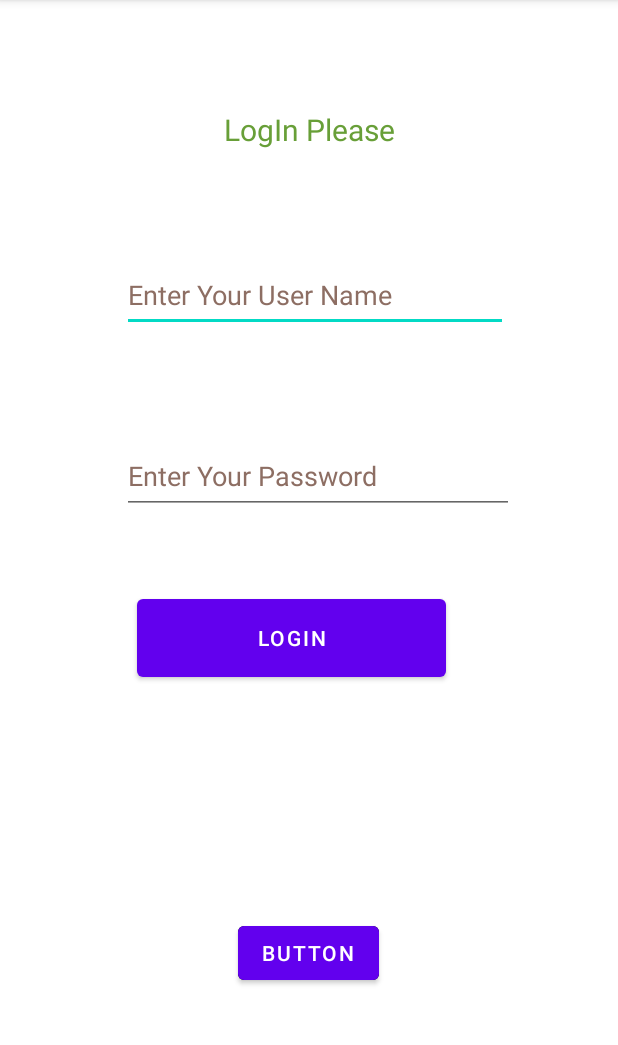
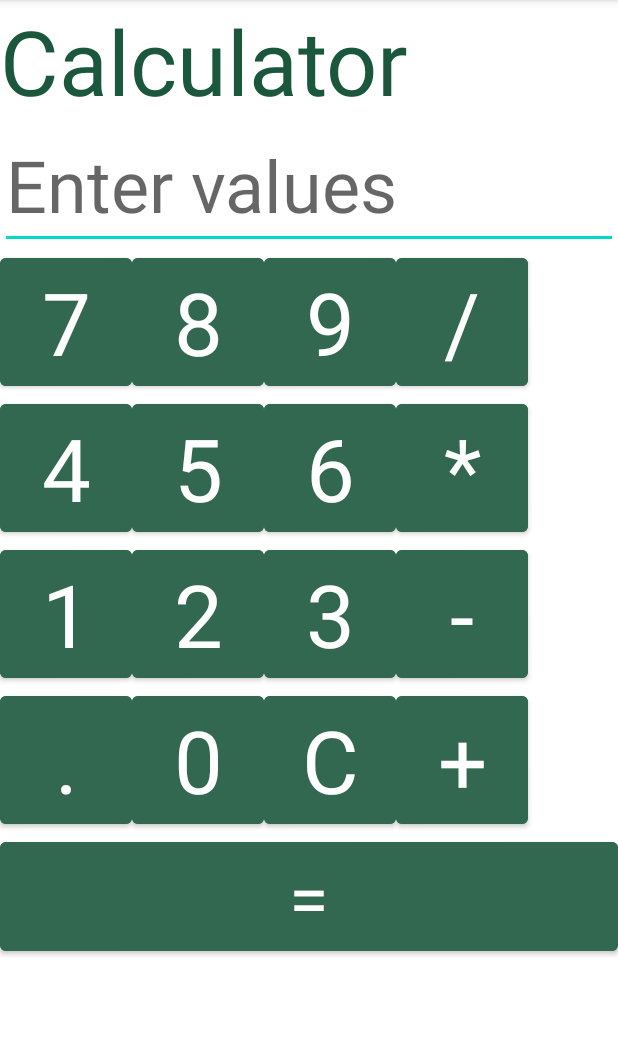
Before and after one commit to BSEF19M517/MC_practice, an Android app: the screen it shows after launch (MainActivity), on a phone screen of 412 x 824 dp, the part 84-1129 px from its top. Run offline under Robolectric (Android 15) with nearby library versions, the phone set to English and light mode, and no system bars.

Commit message:
calculator linear

```diff
--- a/app/src/main/java/com/bsef19m517/mc01/MainActivity.java
+++ b/app/src/main/java/com/bsef19m517/mc01/MainActivity.java
@@ -13,7 +13,7 @@ public class MainActivity extends AppCompatActivity {
     @Override
     protected void onCreate(Bundle savedInstanceState) {
         super.onCreate(savedInstanceState);
-        setContentView(R.layout.activity_main);
+        setContentView(R.layout.activity_linear_calc);
         etName = (EditText) findViewById(R.id.editTextTextPersonName);
         etPass = (EditText) findViewById(R.id.editTextTextPersonName2);
     }
--- /dev/null
+++ b/app/src/main/res/layout/activity_linear_calc.xml
@@ -0,0 +1,251 @@
+<?xml version="1.0" encoding="utf-8"?>
+<LinearLayout xmlns:android="http://schemas.android.com/apk/res/android"
+    xmlns:app="http://schemas.android.com/apk/res-auto"
+    android:layout_width="match_parent"
+    android:layout_height="match_parent"
+    android:orientation="vertical">
+
+    <TextView
+        android:id="@+id/textView4"
+        android:layout_width="match_parent"
+        android:layout_height="wrap_content"
+        android:text="@string/calculator"
+        android:textAppearance="@style/TextAppearance.AppCompat.Large"
+        android:textColor="#1B573D"
+        android:textSize="60sp" />
+
+    <EditText
+        android:id="@+id/editTextTextPersonName4"
+        android:layout_width="match_parent"
+        android:layout_height="wrap_content"
+        android:ems="10"
+        android:hint="@string/enter_values"
+        android:inputType="textPersonName"
+        android:textColor="#287767"
+        android:textSize="48sp" />
+
+    <LinearLayout
+        android:layout_width="match_parent"
+        android:layout_height="97dp"
+        android:orientation="horizontal">
+
+        <Button
+            android:id="@+id/textView5"
+            android:layout_width="wrap_content"
+            android:layout_height="match_parent"
+            android:backgroundTint="#32684F"
+            android:text="@string/button7"
+            android:textAppearance="@style/TextAppearance.AppCompat.Display2"
+            android:textDirection="locale"
+            android:textSize="48sp"
+            app:autoSizeTextType="uniform" />
+
+        <Button
+            android:id="@+id/textView6"
+            android:layout_width="wrap_content"
+            android:layout_height="match_parent"
+            android:backgroundTint="#32684F"
+            android:text="@string/button8"
+            android:textAppearance="@style/TextAppearance.AppCompat.Display2"
+            android:textDirection="locale"
+            android:textSize="48sp"
+            app:autoSizeTextType="uniform"/>
+
+        <Button
+            android:id="@+id/textView7"
+            android:layout_width="wrap_content"
+            android:layout_height="match_parent"
+            android:backgroundTint="#32684F"
+            android:text="@string/button9"
+            android:textAppearance="@style/TextAppearance.AppCompat.Display2"
+            android:textDirection="locale"
+            android:textSize="48sp"
+            app:autoSizeTextType="uniform"/>
+
+        <Button
+            android:id="@+id/textView8"
+            android:layout_width="wrap_content"
+            android:layout_height="match_parent"
+            android:backgroundTint="#32684F"
+            android:text="@string/button_div"
+            android:textAppearance="@style/TextAppearance.AppCompat.Display2"
+            android:textDirection="locale"
+            android:textSize="48sp"
+            app:autoSizeTextType="uniform"/>
+
+    </LinearLayout>
+
+    <LinearLayout
+        android:layout_width="match_parent"
+        android:layout_height="97dp"
+        android:orientation="horizontal">
+
+        <Button
+            android:id="@+id/textView9"
+            android:layout_width="wrap_content"
+            android:layout_height="match_parent"
+            android:backgroundTint="#32684F"
+            android:text="@string/button4"
+            android:textAppearance="@style/TextAppearance.AppCompat.Display2"
+            android:textDirection="locale"
+            android:textSize="48sp"
+            app:autoSizeTextType="uniform"/>
+
+        <Button
+            android:id="@+id/textView10"
+            android:layout_width="wrap_content"
+            android:layout_height="match_parent"
+            android:backgroundTint="#32684F"
+            android:text="@string/button5"
+            android:textAppearance="@style/TextAppearance.AppCompat.Display2"
+            android:textDirection="locale"
+            android:textSize="48sp"
+            app:autoSizeTextType="uniform"/>
+
+        <Button
+            android:id="@+id/textView11"
+            android:layout_width="wrap_content"
+            android:layout_height="match_parent"
+            android:backgroundTint="#32684F"
+            android:text="@string/button6"
+            android:textAppearance="@style/TextAppearance.AppCompat.Display2"
+            android:textDirection="locale"
+            android:textSize="48sp"
+            app:autoSizeTextType="uniform"/>
+
+        <Button
+            android:id="@+id/textView12"
+            android:layout_width="wrap_content"
+            android:layout_height="match_parent"
+            android:backgroundTint="#32684F"
+            android:text="@string/button_mul"
+            android:textAppearance="@style/TextAppearance.AppCompat.Display2"
+            android:textDirection="locale"
+            android:textSize="48sp"
+            app:autoSizeTextType="uniform"/>
+
+    </LinearLayout>
+
+    <LinearLayout
+        android:layout_width="match_parent"
+        android:layout_height="97dp"
+        android:orientation="horizontal">
+
+        <Button
+            android:id="@+id/textView13"
+            android:layout_width="wrap_content"
+            android:layout_height="match_parent"
+            android:backgroundTint="#32684F"
+            android:text="@string/button1"
+            android:textAppearance="@style/TextAppearance.AppCompat.Display2"
+            android:textDirection="locale"
+            android:textSize="48sp"
+            app:autoSizeTextType="uniform"/>
+
+        <Button
+            android:id="@+id/textView14"
+            android:layout_width="wrap_content"
+            android:layout_height="match_parent"
+            android:backgroundTint="#32684F"
+            android:text="@string/button2"
+            android:textAppearance="@style/TextAppearance.AppCompat.Display2"
+            android:textDirection="locale"
+            android:textSize="48sp"
+            app:autoSizeTextType="uniform"/>
+
+        <Button
+            android:id="@+id/textView15"
+            android:layout_width="wrap_content"
+            android:layout_height="match_parent"
+            android:backgroundTint="#32684F"
+            android:text="@string/button3"
+            android:textAppearance="@style/TextAppearance.AppCompat.Display2"
+            android:textDirection="locale"
+            android:textSize="48sp"
+            app:autoSizeTextType="uniform"/>
+
+        <Button
+            android:id="@+id/textView16"
+            android:layout_width="wrap_content"
+            android:layout_height="match_parent"
+            android:backgroundTint="#32684F"
+            android:text="@string/button_sub"
+            android:textAppearance="@style/TextAppearance.AppCompat.Display2"
+            android:textDirection="locale"
+            android:textSize="48sp"
+            app:autoSizeTextType="uniform"/>
+
+    </LinearLayout>
+
+
+    <LinearLayout
+        android:layout_width="match_parent"
+        android:layout_height="97dp"
+        android:orientation="horizontal">
+
+        <Button
+            android:id="@+id/textView17"
+            android:layout_width="wrap_content"
+            android:layout_height="match_parent"
+            android:backgroundTint="#32684F"
+            android:text="@string/button_dot"
+            android:textAppearance="@style/TextAppearance.AppCompat.Display2"
+            android:textDirection="locale"
+            android:textSize="48sp"
+            app:autoSizeTextType="uniform"/>
+
+        <Button
+            android:id="@+id/textView18"
+            android:layout_width="wrap_content"
+            android:layout_height="match_parent"
+            android:backgroundTint="#32684F"
+            android:text="@string/button0"
+            android:textAppearance="@style/TextAppearance.AppCompat.Display2"
+            android:textDirection="locale"
+            android:textSize="48sp"
+            app:autoSizeTextType="uniform"/>
+
+        <Button
+            android:id="@+id/textView19"
+            android:layout_width="wrap_content"
+            android:layout_height="match_parent"
+            android:backgroundTint="#32684F"
+            android:text="@string/button_clear"
+            android:textAppearance="@style/TextAppearance.AppCompat.Display2"
+            android:textDirection="locale"
+            android:textSize="48sp"
+            app:autoSizeTextType="uniform"/>
+
+        <Button
+            android:id="@+id/textView20"
+            android:layout_width="wrap_content"
+            android:layout_height="match_parent"
+            android:backgroundTint="#32684F"
+            android:text="@string/button_add"
+            android:textAppearance="@style/TextAppearance.AppCompat.Display2"
+            android:textDirection="locale"
+            android:textSize="48sp"
+            app:autoSizeTextType="uniform"/>
+
+    </LinearLayout>
+
+    <LinearLayout
+        android:layout_width="match_parent"
+        android:layout_height="wrap_content"
+        android:orientation="horizontal">
+
+
+
+    <Button
+        android:id="@+id/textView21"
+        android:layout_width="match_parent"
+        android:layout_height="wrap_content"
+        android:backgroundTint="#32684F"
+        android:text="@string/button_eq"
+        android:textAppearance="@style/TextAppearance.AppCompat.Display2"
+        android:textDirection="locale"
+        android:textSize="48sp"
+        app:autoSizeTextType="uniform" />
+    </LinearLayout>
+
+</LinearLayout>
--- a/app/src/main/res/values/strings.xml
+++ b/app/src/main/res/values/strings.xml
@@ -4,4 +4,25 @@
     <string name="welcome_user">LogIn Please</string>
     <string name="enter_your_name">Enter Your User Name</string>
     <string name="enter_password">Enter Your Password</string>
+    <string name="calculator">Calculator</string>
+    <string name="enter_values">Enter values</string>
+
+    <string name="button0">0</string>
+    <string name="button1">1</string>
+    <string name="button2">2</string>
+    <string name="button3">3</string>
+    <string name="button4">4</string>
+    <string name="button5">5</string>
+    <string name="button6">6</string>
+    <string name="button7">7</string>
+    <string name="button8">8</string>
+    <string name="button9">9</string>
+
+    <string name="button_add">+</string>
+    <string name="button_sub">-</string>
+    <string name="button_mul">*</string>
+    <string name="button_div">/</string>
+    <string name="button_eq">=</string>
+    <string name="button_clear">C</string>
+    <string name="button_dot">.</string>
 </resources>
```
